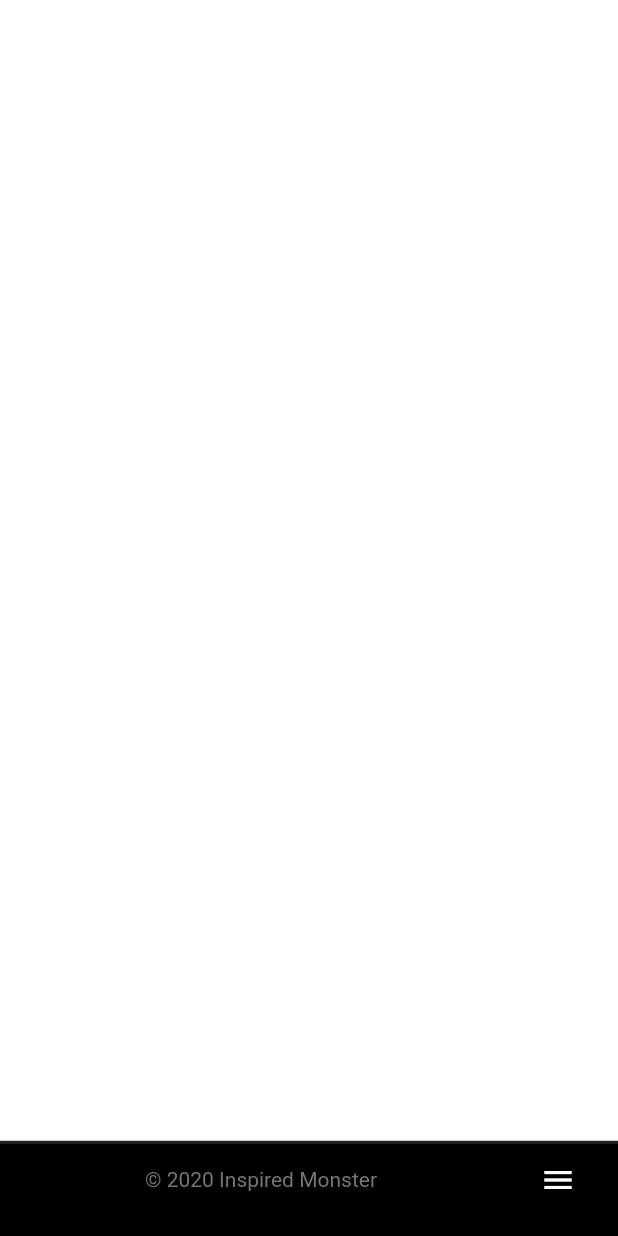
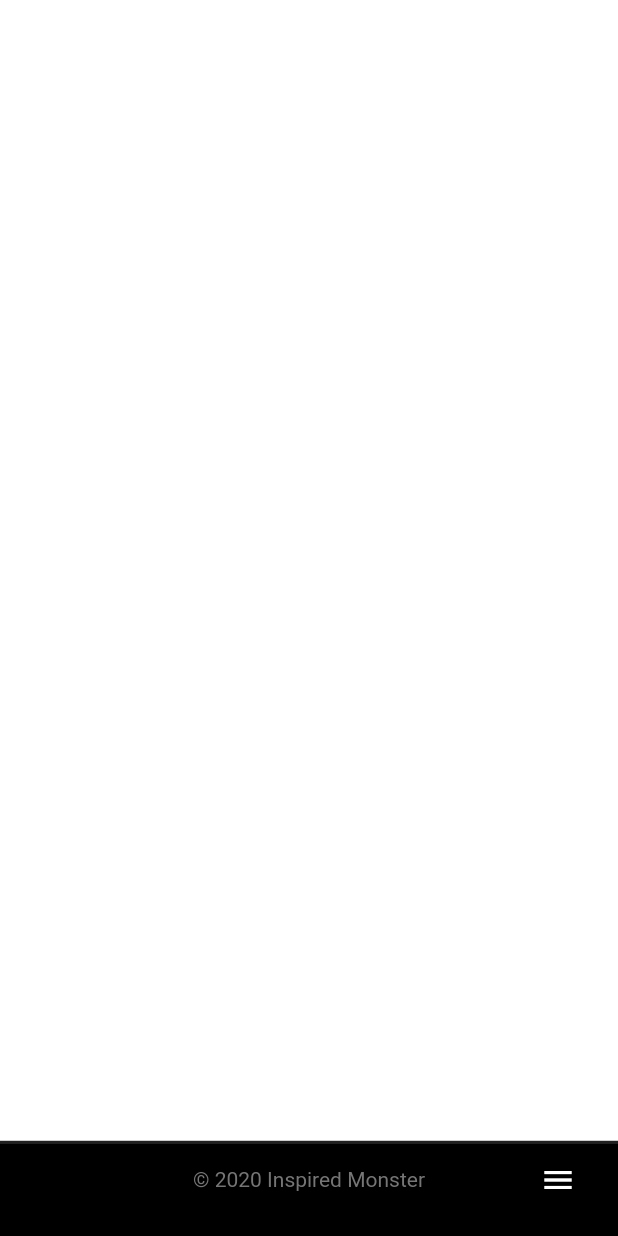
Before and after one commit to athulantonynp/InspiredMonster-Web-Flutter, a Flutter app: the Home screen opened directly, on a phone screen of 412 x 824 dp. Run offline on Flutter 3.47's test engine with Material 2 defaults, Android fonts, the phone set to English and light mode, and no system bars; missing offline and left inert: dart:js.

Commit message:
convert row to stack

```diff
--- a/lib/screens/home.dart
+++ b/lib/screens/home.dart
@@ -1,40 +1,37 @@
 import 'package:flutter/material.dart';
 import 'package:monster/utils/ColorUtils.dart';
 
-class Home extends StatefulWidget{
+class Home extends StatefulWidget {
   @override
   State<StatefulWidget> createState() {
     return HomeState();
   }
-
 }
 
-class HomeState extends State<Home>{
+class HomeState extends State<Home> {
   @override
   Widget build(BuildContext context) {
-
     return Scaffold(
       backgroundColor: ColorUtils.fromHex("#212121"),
       body: new Column(
         crossAxisAlignment: CrossAxisAlignment.stretch,
         children: <Widget>[
-
           Expanded(
-           child: Container(color: Colors.white,),
+            child: Container(
+              color: Colors.white,
+            ),
             flex: 12,
           ),
-
           Expanded(
             child: getFooter(context),
             flex: 1,
           ),
-
         ],
       ),
     );
   }
 
-  Widget getFooter(BuildContext context){
+  Widget getFooter(BuildContext context) {
     return Container(
       color: Colors.black,
       child: Column(
@@ -44,29 +41,30 @@ class HomeState extends State<Home>{
             height: 2,
             color: ColorUtils.fromHex("#212121"),
           ),
+          Stack(
+            alignment: Alignment.center,
+            children: <Widget>[
               Row(
+
+                crossAxisAlignment: CrossAxisAlignment.center,
+                mainAxisAlignment: MainAxisAlignment.spaceEvenly,
                 children: <Widget>[
-              Expanded(
-            child:
+                  Text( "© 2020 Inspired Monster", style: TextStyle(color: ColorUtils.fromHex("#757575")),
+                textAlign: TextAlign.center,)
+                ],
+              ),
               Align(
-                alignment: Alignment.center,
-                child: Text("© 2020 Inspired Monster",style: TextStyle(color:ColorUtils.fromHex("#757575")),),
-              )
-            ,
-            flex: 9,
-          ),
-          Expanded(
-            child:Padding(
+                alignment: Alignment.centerRight,
+                child: Padding(
                   padding: EdgeInsets.fromLTRB(0, 0, 16, 0),
                   child: IconButton(
                     icon: Icon(
                       Icons.menu,
                       color: Colors.white,
-                ), onPressed: () {},
-
+                    ),
+                    onPressed: () {},
                   ),
                 ),
-          flex: 0,
               )
             ],
           )
@@ -74,5 +72,4 @@ class HomeState extends State<Home>{
       ),
     );
   }
-
 }
```
Lines whose indentation alone changed are shown as unchanged.
